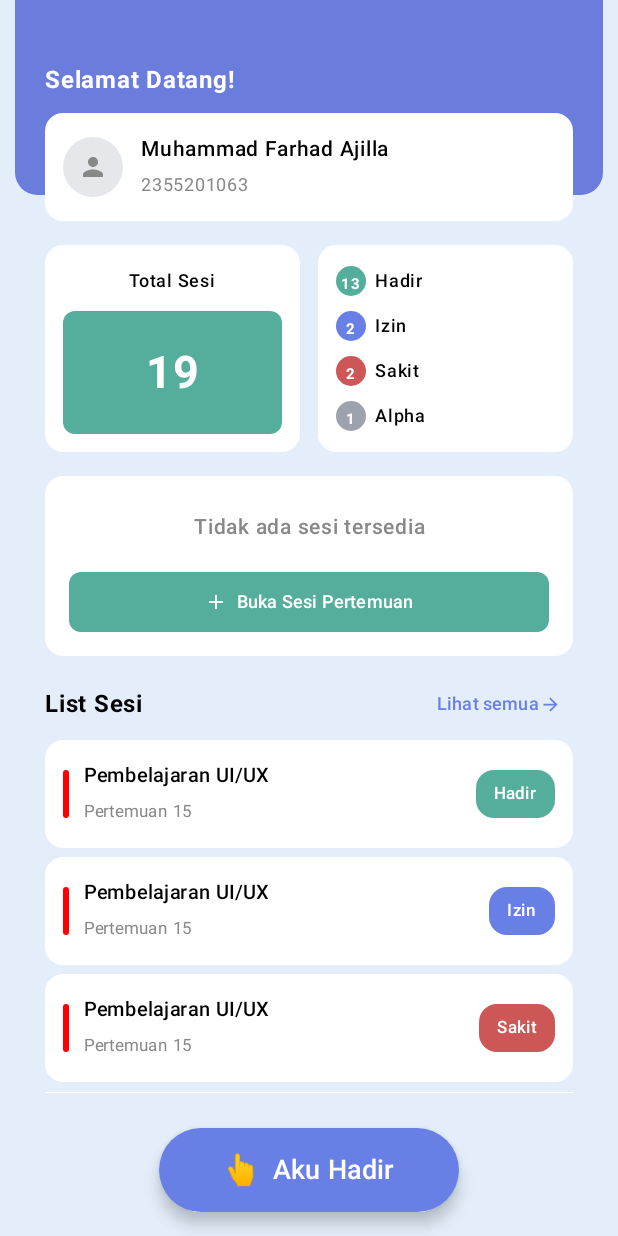
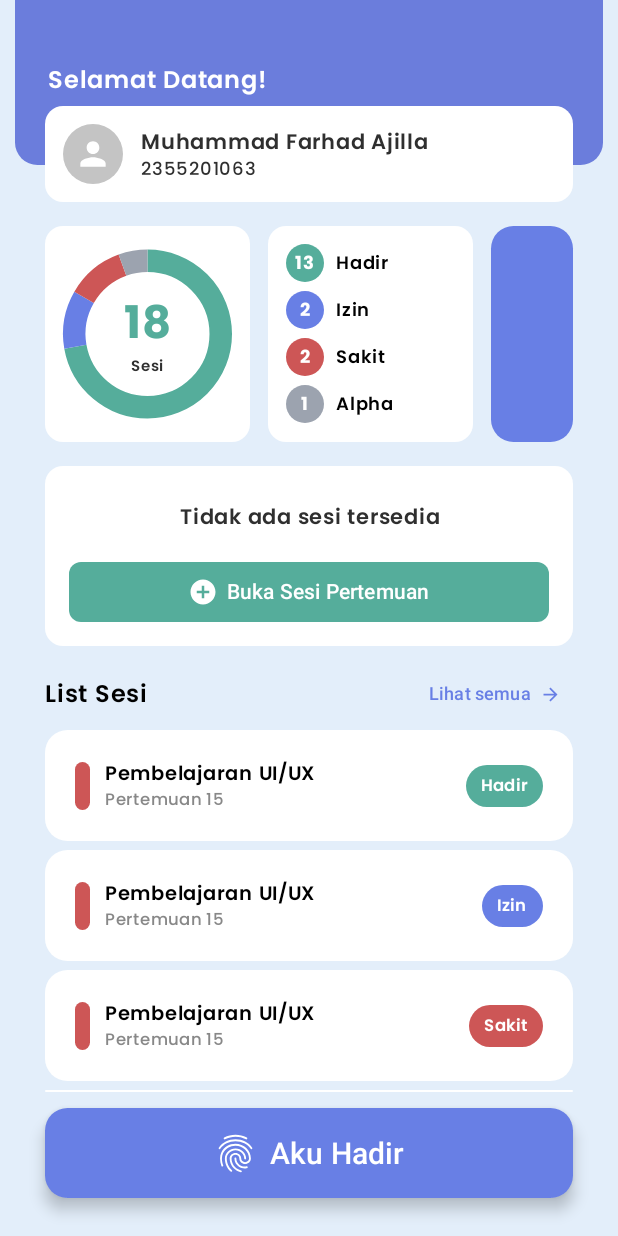
Before and after one commit to MFarhadA/AkuHadir, an Android app built with Jetpack Compose: the screen it shows after launch (MainActivity), after a tap on "Login", on a phone screen of 412 x 824 dp. Run offline under Robolectric (Android 15) with nearby library versions, the phone set to English and light mode, and no system bars.

Commit message:
Update UI for HomeScreen

```diff
--- a/app/build.gradle.kts
+++ b/app/build.gradle.kts
@@ -73,4 +73,5 @@ dependencies {
     androidTestImplementation("androidx.compose.ui:ui-test-junit4")
     debugImplementation("androidx.compose.ui:ui-tooling")
     debugImplementation("androidx.compose.ui:ui-test-manifest")
+
 }
--- a/app/src/main/AndroidManifest.xml
+++ b/app/src/main/AndroidManifest.xml
@@ -19,7 +19,6 @@
             android:theme="@style/Theme.AkuHadir">
             <intent-filter>
                 <action android:name="android.intent.action.MAIN" />
-
                 <category android:name="android.intent.category.LAUNCHER" />
             </intent-filter>
         </activity>
--- /dev/null
+++ b/app/src/main/java/my/kelompok3/akuhadir/data/model/StatusData.kt
@@ -0,0 +1,9 @@
+package my.kelompok3.akuhadir.data.model
+
+import androidx.compose.ui.graphics.Color
+
+data class StatusData(
+    val label: String,
+    val count: Int,
+    val color: Color
+)
--- a/app/src/main/java/my/kelompok3/akuhadir/ui/components/BottomSheetAttendance.kt
+++ b/app/src/main/java/my/kelompok3/akuhadir/ui/components/BottomSheetAttendance.kt
@@ -62,7 +62,8 @@ fun AttendanceBottomSheet(
             // Photo Upload Area
             Card(
                 modifier = Modifier
-                    .size(200.dp),
+                    .fillMaxWidth()
+                    .height(200.dp),
                 colors = CardDefaults.cardColors(containerColor = Color.White),
                 shape = RoundedCornerShape(16.dp)
             ) {
@@ -77,12 +78,13 @@ fun AttendanceBottomSheet(
                             imageVector = Icons.Default.CameraAlt,
                             contentDescription = null,
                             modifier = Modifier.size(60.dp),
-                            tint = Color.Gray
+                            tint = PrimaryColor
                         )
                         Spacer(modifier = Modifier.height(8.dp))
                         Text(
                             text = "Foto Bukti Kehadiran",
-                            color = Color.Gray,
+                            fontWeight = FontWeight.SemiBold,
+                            color = PrimaryColor,
                             fontSize = 14.sp
                         )
                     }
@@ -102,7 +104,7 @@ fun AttendanceBottomSheet(
                         .weight(1f)
                         .height(48.dp),
                     colors = ButtonDefaults.buttonColors(containerColor = Color.White),
-                    shape = RoundedCornerShape(12.dp)
+                    shape = RoundedCornerShape(15.dp)
                 ) {
                     Icon(
                         imageVector = Icons.Default.CloudUpload,
@@ -113,6 +115,7 @@ fun AttendanceBottomSheet(
                     Spacer(modifier = Modifier.width(8.dp))
                     Text(
                         text = "Upload Foto",
+                        fontWeight = FontWeight.SemiBold,
                         color = PrimaryColor,
                         fontSize = 14.sp
                     )
@@ -124,7 +127,7 @@ fun AttendanceBottomSheet(
                         .weight(1f)
                         .height(48.dp),
                     colors = ButtonDefaults.buttonColors(containerColor = PrimaryColor),
-                    shape = RoundedCornerShape(12.dp)
+                    shape = RoundedCornerShape(15.dp)
                 ) {
                     Icon(
                         imageVector = Icons.Default.CameraAlt,
@@ -135,13 +138,23 @@ fun AttendanceBottomSheet(
                     Spacer(modifier = Modifier.width(8.dp))
                     Text(
                         text = "Ambil Foto",
+                        fontWeight = FontWeight.SemiBold,
                         color = Color.White,
                         fontSize = 14.sp
                     )
                 }
             }
 
-            Spacer(modifier = Modifier.height(24.dp))
+            Spacer(modifier = Modifier.height(10.dp))
+
+            Box(
+                modifier = Modifier
+                    .fillMaxWidth()
+                    .height(5.dp)
+                    .background(Color.White, shape = RoundedCornerShape(100.dp))
+            )
+
+            Spacer(modifier = Modifier.height(10.dp))
 
             // Status Selection
             Row(
@@ -180,13 +193,13 @@ fun AttendanceBottomSheet(
                     .fillMaxWidth()
                     .height(50.dp),
                 colors = ButtonDefaults.buttonColors(containerColor = GreenColor),
-                shape = RoundedCornerShape(12.dp)
+                shape = RoundedCornerShape(15.dp)
             ) {
                 Text(
                     text = "Buka Sesi",
                     color = Color.White,
                     fontSize = 16.sp,
-                    fontWeight = FontWeight.Medium
+                    fontWeight = FontWeight.SemiBold
                 )
             }
 
@@ -211,12 +224,12 @@ fun StatusChip(
             containerColor = if (isSelected) color else Color.White,
             contentColor = if (isSelected) Color.White else color
         ),
-        shape = RoundedCornerShape(18.dp)
+        shape = RoundedCornerShape(15.dp)
     ) {
         Text(
             text = text,
-            fontSize = 12.sp,
-            fontWeight = FontWeight.Medium
+            fontSize = 15.sp,
+            fontWeight = FontWeight.SemiBold
         )
     }
 }
--- a/app/src/main/java/my/kelompok3/akuhadir/ui/screens/HomeScreen.kt
+++ b/app/src/main/java/my/kelompok3/akuhadir/ui/screens/HomeScreen.kt
@@ -1,23 +1,30 @@
 package my.kelompok3.akuhadir.ui.screens
 
+import androidx.compose.foundation.Canvas
 import androidx.compose.foundation.background
 import androidx.compose.foundation.layout.*
+import androidx.compose.foundation.layout.Arrangement
 import androidx.compose.foundation.shape.CircleShape
 import androidx.compose.foundation.shape.RoundedCornerShape
 import androidx.compose.material.icons.Icons
-import androidx.compose.material.icons.filled.Add
-import androidx.compose.material.icons.filled.Person
-import androidx.compose.material.icons.filled.ArrowForward
+import androidx.compose.material.icons.filled.*
 import androidx.compose.material3.*
 import androidx.compose.runtime.*
 import androidx.compose.ui.Alignment
 import androidx.compose.ui.Modifier
+import androidx.compose.ui.geometry.Offset
+import androidx.compose.ui.geometry.Size
 import androidx.compose.ui.graphics.Color
+import androidx.compose.ui.graphics.PaintingStyle.Companion.Stroke
+import androidx.compose.ui.graphics.StrokeCap
+import androidx.compose.ui.graphics.drawscope.Stroke
 import androidx.compose.ui.text.font.FontWeight
 import androidx.compose.ui.text.style.TextAlign
 import androidx.compose.ui.text.style.TextOverflow
+import androidx.compose.ui.unit.Dp
 import androidx.compose.ui.unit.dp
 import androidx.compose.ui.unit.sp
+import my.kelompok3.akuhadir.data.model.StatusData
 import my.kelompok3.akuhadir.ui.theme.*
 import my.kelompok3.akuhadir.ui.components.AttendanceBottomSheet
 
@@ -46,7 +53,7 @@ fun HomeScreen(
             modifier = Modifier
                 .fillMaxWidth()
                 .padding(start = 10.dp, end = 10.dp)
-                .height(130.dp)
+                .height(110.dp)
                 .background(
                     color = Color(0xFF6B7DDC),
                     shape = RoundedCornerShape(bottomStart = 15.dp, bottomEnd = 15.dp)
@@ -65,13 +72,14 @@ fun HomeScreen(
 
             // Welcome Message Card
             Text(
+                modifier = Modifier.padding(start = 2.dp),
                 text = "Selamat Datang!",
                 color = Color.White,
                 fontSize = 16.sp,
-                fontWeight = FontWeight.Bold
+                fontWeight = FontWeight.SemiBold
             )
 
-            Spacer(modifier = Modifier.height(10.dp))
+            Spacer(modifier = Modifier.height(5.dp))
 
             // Profile Card
             Card(
@@ -86,84 +94,69 @@ fun HomeScreen(
                     Box(
                         modifier = Modifier
                             .size(40.dp)
-                            .background(Color(0xFFE5E7EB), CircleShape),
+                            .background(Color(0xFFC4C4C4), CircleShape),
                         contentAlignment = Alignment.Center
                     ) {
                         Icon(
                             imageVector = Icons.Default.Person,
                             contentDescription = null,
-                            tint = Color.Gray,
-                            modifier = Modifier.size(20.dp)
+                            tint = Color.White,
+                            modifier = Modifier.size(25.dp)
                         )
                     }
                     Spacer(modifier = Modifier.width(12.dp))
                     Column {
                         Text(
                             text = "Muhammad Farhad Ajilla",
-                            color = Color.Black,
+                            color = Black,
                             fontSize = 14.sp,
-                            fontWeight = FontWeight.Medium
+                            fontWeight = FontWeight.SemiBold,
+                            lineHeight = 18.sp
                         )
                         Text(
                             text = "2355201063",
-                            color = Color.Gray,
-                            fontSize = 12.sp
+                            color = Black,
+                            fontSize = 12.sp,
+                            fontWeight = FontWeight.Medium,
+                            lineHeight = 15.sp
                         )
                     }
                 }
             }
 
             Spacer(modifier = Modifier.height(16.dp))
-
-            // Stats Cards Row
             Row(
                 modifier = Modifier
                     .fillMaxWidth()
                     .height(IntrinsicSize.Min),
                 horizontalArrangement = Arrangement.spacedBy(12.dp)
             ) {
-                // Total Sesi Card
+                // Pie Chart Card
                 Card(
                     modifier = Modifier
-                        .fillMaxHeight()
-                        .weight(1f),
+                        .weight(1f)
+                        .fillMaxHeight(), // Tambahkan fillMaxHeight
                     colors = CardDefaults.cardColors(containerColor = Color.White),
                     shape = RoundedCornerShape(12.dp)
                 ) {
-                    Column(
+                    Box(
                         modifier = Modifier.padding(12.dp),
-                        horizontalAlignment = Alignment.CenterHorizontally
+                        contentAlignment = Alignment.Center
                     ) {
-                        Text(
-                            text = "Total Sesi",
-                            fontSize = 12.sp,
-                            fontWeight = FontWeight.Medium,
-                            color = Color.Black
+                        PieChartWithCenter(
+                            data = listOf(
+                                StatusData("Hadir", 13, GreenColor),
+                                StatusData("Izin", 2, PrimaryColor),
+                                StatusData("Sakit", 2, RedColor),
+                                StatusData("Alpha", 1, GrayColor)
+                            )
                         )
-
-                        Spacer(modifier = Modifier.height(8.dp))
-
-                        Box(
-                            modifier = Modifier
-                                .fillMaxWidth()
-                                .fillMaxHeight()
-                                .height(50.dp)
-                                .background(GreenColor, RoundedCornerShape(8.dp)),
-                            contentAlignment = Alignment.Center
-                        ) {
-                            Text(
-                                text = "19",
-                                fontSize = 30.sp,
-                                fontWeight = FontWeight.Bold,
-                                color = Color.White
-                            )
-                        }
                     }
                 }
 
                 // Status Items Card
                 Card(
-                    modifier = Modifier.weight(1f),
+                    modifier = Modifier.weight(1f).fillMaxHeight(), // Tambahkan fillMaxHeight
                     colors = CardDefaults.cardColors(containerColor = Color.White),
                     shape = RoundedCornerShape(12.dp)
                 ) {
@@ -193,6 +186,14 @@ fun HomeScreen(
                         )
                     }
                 }
+
+                // Box untuk mengisi ruang kosong
+                Box(
+                    modifier = Modifier
+                        .weight(0.4f)
+                        .fillMaxHeight() // Tambahkan fillMaxHeight
+                        .background(PrimaryColor, RoundedCornerShape(15.dp))
+                )
             }
 
             Spacer(modifier = Modifier.height(16.dp))
@@ -219,8 +220,8 @@ fun HomeScreen(
                         Text(
                             text = "Tidak ada sesi tersedia",
                             fontSize = 14.sp,
-                            color = Color.Gray,
-                            fontWeight = FontWeight.Medium,
+                            color = Black,
+                            fontWeight = FontWeight.SemiBold,
                             textAlign = TextAlign.Center,
                             maxLines = 2,
                             overflow = TextOverflow.Ellipsis
@@ -239,17 +240,17 @@ fun HomeScreen(
                         shape = RoundedCornerShape(8.dp)
                     ) {
                         Icon(
-                            imageVector = Icons.Default.Add,
+                            imageVector = Icons.Default.AddCircle,
                             contentDescription = null,
                             tint = Color.White,
-                            modifier = Modifier.size(16.dp)
+                            modifier = Modifier.size(20.dp)
                         )
                         Spacer(modifier = Modifier.width(6.dp))
                         Text(
                             text = "Buka Sesi Pertemuan",
                             color = Color.White,
-                            fontSize = 12.sp,
-                            fontWeight = FontWeight.Medium
+                            fontSize = 14.sp,
+                            fontWeight = FontWeight.SemiBold
                         )
                     }
                 }
@@ -266,7 +267,7 @@ fun HomeScreen(
                 Text(
                     text = "List Sesi",
                     fontSize = 16.sp,
-                    fontWeight = FontWeight.Bold,
+                    fontWeight = FontWeight.SemiBold,
                     color = Color.Black
                 )
 
@@ -278,8 +279,10 @@ fun HomeScreen(
                     Text(
                         text = "Lihat semua",
                         color = PrimaryColor,
-                        fontSize = 12.sp
+                        fontSize = 12.sp,
+                        fontWeight = FontWeight.SemiBold
                     )
+                    Spacer(modifier = Modifier.width(5.dp))
                     Icon(
                         imageVector = Icons.Default.ArrowForward,
                         contentDescription = null,
@@ -296,7 +299,7 @@ fun HomeScreen(
                 Triple("Pembelajaran UI/UX", "Pertemuan 15", "Hadir" to GreenColor),
                 Triple("Pembelajaran UI/UX", "Pertemuan 15", "Izin" to PrimaryColor),
                 Triple("Pembelajaran UI/UX", "Pertemuan 15", "Sakit" to RedColor),
-                Triple("Pembelajaran UI/UX", "Pertemuan 16", "alpha" to GrayColor)
+                Triple("Pembelajaran UI/UX", "Pertemuan 16", "Alpha" to GrayColor)
             )
 
             sessions.forEach { (title, meeting, status) ->
@@ -304,7 +307,7 @@ fun HomeScreen(
                     title = title,
                     meeting = meeting,
                     status = status,
-                    onNavigateToSessionDetails = onNavigateToSessionDetails
+                    onNavigateToSessionDetails = onNavigateToSessionDetails,
                 )
                 Spacer(modifier = Modifier.height(6.dp))
             }
@@ -318,28 +321,29 @@ fun HomeScreen(
             },
             modifier = Modifier
                 .align(Alignment.BottomCenter)
-                .padding(16.dp)
-                .width(200.dp)
-                .height(56.dp),
+                .padding(vertical = 25.dp, horizontal = 30.dp)
+                .fillMaxWidth()
+                .height(60.dp),
             containerColor = PrimaryColor,
-            shape = RoundedCornerShape(28.dp)
+            shape = RoundedCornerShape(15.dp)
         ) {
             Row(
                 horizontalArrangement = Arrangement.Center,
                 verticalAlignment = Alignment.CenterVertically
             ) {
-                // Fingerprint icon placeholder
-                Text(
-                    text = "👆",
-                    fontSize = 20.sp,
-                    color = Color.White
+                Icon(
+                    imageVector = Icons.Filled.Fingerprint,
+                    contentDescription = "Point up",
+                    tint = Color.White,
+                    modifier = Modifier.size(30.dp)
                 )
+
                 Spacer(modifier = Modifier.width(8.dp))
                 Text(
                     text = "Aku Hadir",
                     color = Color.White,
-                    fontSize = 18.sp,
-                    fontWeight = FontWeight.Medium
+                    fontSize = 20.sp,
+                    fontWeight = FontWeight.SemiBold
                 )
             }
         }
@@ -366,7 +370,7 @@ fun HomeScreen(
     }
 }
 
-// Fungsi-fungsi pendukung tetap sama
+
 @Composable
 fun StatusItemHorizontal(
     color: Color,
@@ -375,18 +379,18 @@ fun StatusItemHorizontal(
 ) {
     Row(
         verticalAlignment = Alignment.CenterVertically,
-        horizontalArrangement = Arrangement.spacedBy(6.dp)
+        horizontalArrangement = Arrangement.spacedBy(8.dp)
     ) {
         Box(
             modifier = Modifier
-                .size(20.dp)
+                .size(25.dp)
                 .background(color, CircleShape),
             contentAlignment = Alignment.Center
         ) {
             Text(
                 text = count,
                 color = Color.White,
-                fontSize = 10.sp,
+                fontSize = 12.sp,
                 fontWeight = FontWeight.Bold
             )
         }
@@ -394,8 +398,72 @@ fun StatusItemHorizontal(
             text = label,
             fontSize = 12.sp,
             color = Color.Black,
-            fontWeight = FontWeight.Medium
+            fontWeight = FontWeight.SemiBold
         )
+    }
+}
+
+@Composable
+fun PieChartWithCenter(
+    data: List<StatusData>,
+    modifier: Modifier = Modifier,
+    chartSize: Dp = 120.dp,
+    strokeWidth: Dp = 15.dp
+) {
+    val total = data.sumOf { it.count }
+
+    Box(
+        modifier = modifier.size(chartSize),
+        contentAlignment = Alignment.Center
+    ) {
+        // Pie Chart
+        Canvas(
+            modifier = Modifier.fillMaxSize()
+        ) {
+            val center = Offset(size.width / 2, size.height / 2)
+            val radius = size.minDimension / 2 - strokeWidth.toPx() / 2
+
+            var currentAngle = -90f
+
+            data.forEach { item ->
+                val sweepAngle = (item.count.toFloat() / total) * 360f
+
+                drawArc(
+                    color = item.color,
+                    startAngle = currentAngle,
+                    sweepAngle = sweepAngle,
+                    useCenter = false,
+                    style = Stroke(strokeWidth.toPx()),
+                    topLeft = Offset(
+                        center.x - radius,
+                        center.y - radius
+                    ),
+                    size = Size(radius * 2, radius * 2)
+                )
+
+                currentAngle += sweepAngle
+            }
+        }
+
+        // Center Text
+        Column(
+            horizontalAlignment = Alignment.CenterHorizontally,
+        ) {
+            Text(
+                text = total.toString(),
+                fontSize = 30.sp,
+                fontWeight = FontWeight.Bold,
+                color = GreenColor,
+                lineHeight = 1.sp
+            )
+            Text(
+                text = "Sesi",
+                fontSize = 10.sp,
+                fontWeight = FontWeight.SemiBold,
+                color = Black,
+                lineHeight = 1.sp
+            )
+        }
     }
 }
 
@@ -410,12 +478,12 @@ fun SessionItemCard(
         onClick = onNavigateToSessionDetails,
         modifier = Modifier.fillMaxWidth(),
         colors = CardDefaults.cardColors(containerColor = Color.White),
-        shape = RoundedCornerShape(12.dp)
+        shape = RoundedCornerShape(15.dp)
     ) {
         Row(
             modifier = Modifier
                 .fillMaxWidth()
-                .padding(12.dp),
+                .padding(20.dp),
             horizontalArrangement = Arrangement.SpaceBetween,
             verticalAlignment = Alignment.CenterVertically
         ) {
@@ -424,36 +492,39 @@ fun SessionItemCard(
             ) {
                 Box(
                     modifier = Modifier
-                        .width(4.dp)
+                        .width(10.dp)
                         .height(32.dp)
-                        .background(Color.Red, RoundedCornerShape(2.dp))
+                        .background(RedColor, RoundedCornerShape(15.dp))
                 )
                 Spacer(modifier = Modifier.width(10.dp))
                 Column {
                     Text(
                         text = title,
                         fontSize = 13.sp,
-                        fontWeight = FontWeight.Medium,
-                        color = Color.Black
+                        fontWeight = FontWeight.SemiBold,
+                        color = Color.Black,
+                        lineHeight = 16.sp
                     )
                     Text(
                         text = meeting,
                         fontSize = 11.sp,
-                        color = Color.Gray
+                        fontWeight = FontWeight.Medium,
+                        color = Color.Gray,
+                        lineHeight = 14.sp
                     )
                 }
             }
 
             Box(
                 modifier = Modifier
-                    .background(status.second, RoundedCornerShape(12.dp))
-                    .padding(horizontal = 12.dp, vertical = 4.dp)
+                    .background(status.second, RoundedCornerShape(100))
+                    .padding(horizontal = 10.dp, vertical = 2.dp)
             ) {
                 Text(
                     text = status.first,
                     color = Color.White,
                     fontSize = 11.sp,
-                    fontWeight = FontWeight.Medium
+                    fontWeight = FontWeight.SemiBold
                 )
             }
         }
--- a/app/src/main/java/my/kelompok3/akuhadir/ui/screens/ListSessionScreen.kt
+++ b/app/src/main/java/my/kelompok3/akuhadir/ui/screens/ListSessionScreen.kt
@@ -42,6 +42,12 @@ fun ListSessionScreen(
         SessionItem("Pembelajaran UI/UX", "Pertemuan 15", "Hadir", greenColor),
         SessionItem("Pembelajaran UI/UX", "Pertemuan 15", "Izin", primaryColor),
         SessionItem("Pembelajaran UI/UX", "Pertemuan 15", "Alpha", redColor),
+        SessionItem("Pembelajaran UI/UX", "Pertemuan 15", "Izin", primaryColor),
+        SessionItem("Pembelajaran UI/UX", "Pertemuan 15", "Izin", primaryColor),
+        SessionItem("Pembelajaran UI/UX", "Pertemuan 15", "Hadir", greenColor),
+        SessionItem("Pembelajaran UI/UX", "Pertemuan 15", "Hadir", greenColor),
+        SessionItem("Pembelajaran UI/UX", "Pertemuan 15", "Hadir", greenColor),
+        SessionItem("Pembelajaran UI/UX", "Pertemuan 15", "Hadir", greenColor),
         SessionItem("Pembelajaran UI/UX", "Pertemuan 15", "Izin", primaryColor),
         SessionItem("Pembelajaran UI/UX", "Pertemuan 15", "Izin", primaryColor),
         SessionItem("Pembelajaran UI/UX", "Pertemuan 15", "Hadir", greenColor),
--- a/app/src/main/java/my/kelompok3/akuhadir/ui/theme/Type.kt
+++ b/app/src/main/java/my/kelompok3/akuhadir/ui/theme/Type.kt
@@ -2,33 +2,40 @@ package my.kelompok3.akuhadir.ui.theme
 
 import androidx.compose.material3.Typography
 import androidx.compose.ui.text.TextStyle
+import androidx.compose.ui.text.font.Font
 import androidx.compose.ui.text.font.FontFamily
 import androidx.compose.ui.text.font.FontWeight
 import androidx.compose.ui.unit.sp
+import my.kelompok3.akuhadir.R
+
+val Poppins = FontFamily(
+    Font(R.font.poppins_regular, FontWeight.Normal),
+    Font(R.font.poppins_medium, FontWeight.Medium),
+    Font(R.font.poppins_semibold, FontWeight.SemiBold),
+    Font(R.font.poppins_bold, FontWeight.Bold)
+)
 
 // Set of Material typography styles to start with
 val Typography = Typography(
     bodyLarge = TextStyle(
-        fontFamily = FontFamily.Default,
+        fontFamily = Poppins,
         fontWeight = FontWeight.Normal,
         fontSize = 16.sp,
         lineHeight = 24.sp,
         letterSpacing = 0.5.sp
-    )
-    /* Other default text styles to override
+    ),
     titleLarge = TextStyle(
-        fontFamily = FontFamily.Default,
+        fontFamily = Poppins,
         fontWeight = FontWeight.Normal,
         fontSize = 22.sp,
         lineHeight = 28.sp,
         letterSpacing = 0.sp
     ),
     labelSmall = TextStyle(
-        fontFamily = FontFamily.Default,
+        fontFamily = Poppins,
         fontWeight = FontWeight.Medium,
         fontSize = 11.sp,
         lineHeight = 16.sp,
         letterSpacing = 0.5.sp
     )
-    */
 )
```
Also changed, not shown: app/src/main/res/font/poppins_bold.ttf (added), app/src/main/res/font/poppins_medium.ttf (added), app/src/main/res/font/poppins_regular.ttf (added), app/src/main/res/font/poppins_semibold.ttf (added).
